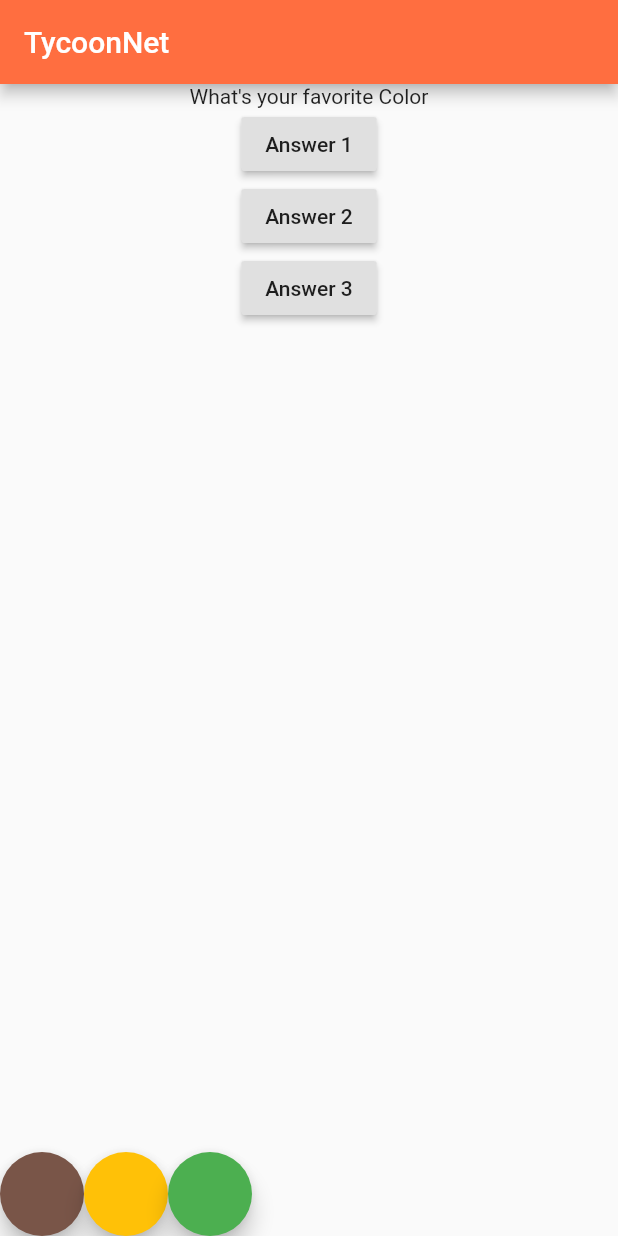
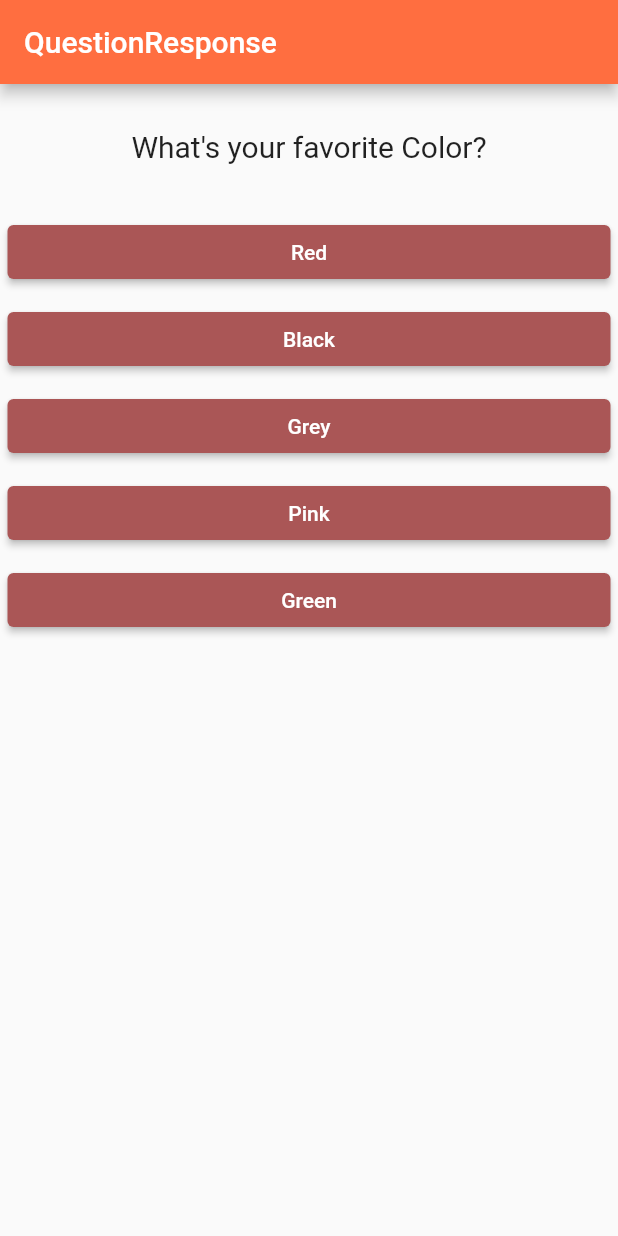
Before and after one commit to Kaferas/FlutterIntro, a Flutter app: the screen it shows after launch, on a phone screen of 412 x 824 dp. Run offline on Flutter 3.47's test engine with Material 2 defaults, Android fonts, the light colour scheme and no system bars.

Commit message:
divide into widget logic and passing data from parent to child widget

```diff
--- /dev/null
+++ b/lib/answer.dart
@@ -0,0 +1,32 @@
+import 'package:flutter/src/foundation/key.dart';
+import 'package:flutter/src/widgets/framework.dart';
+import "package:flutter/material.dart";
+
+class Answer extends StatelessWidget {
+  // const Answer({Key? key}) : super(key: key);
+  final Function selectHandler;
+  final String answerText;
+
+  Answer(this.selectHandler, this.answerText);
+
+  @override
+  Widget build(BuildContext context) {
+    return Container(
+      width: double.infinity,
+      margin: EdgeInsets.all(5),
+      child: ElevatedButton(
+        child: Text(answerText),
+        style: ButtonStyle(
+          foregroundColor: MaterialStateProperty.all(
+            Colors.white,
+          ),
+          backgroundColor:
+              MaterialStateProperty.all(Color.fromARGB(255, 170, 86, 86)),
+        ),
+        onPressed: () {
+          selectHandler;
+        },
+      ),
+    );
+  }
+}
--- a/lib/main.dart
+++ b/lib/main.dart
@@ -1,4 +1,6 @@
 import "package:flutter/material.dart";
+import "./question.dart";
+import "./answer.dart";
 
 void main() {
   runApp(MyApp());
@@ -10,47 +12,53 @@ class MyApp extends StatefulWidget {
 }
 
 class _MyAppState extends State<MyApp> {
-  var questionIndex = 0;
-
-  void answerQuestion() {
+  final questions = const [
+    {
+      'questionText': "What's your favorite Color?",
+      'answers': ["Red", "Black", "Grey", "Pink", "Green"]
+    },
+    {
+      'questionText': "What's your favorite Animal?",
+      'answers': ["Rabbit", "Snake", "Lion", "Cat", "Dog"]
+    },
+    {
+      'questionText': "What's your favorite Instructor?",
+      'answers': ["DG seller", "Pipeline", "Martin", "Kaferas", "Chriss"]
+    }
+  ];
+  var _questionIndex = 0;
+  void _answerQuestion() {
     setState(() {
-      questionIndex++;
+      _questionIndex = _questionIndex++;
     });
-    print(questionIndex);
+    print(_questionIndex);
+    if (_questionIndex < questions.length) {
+      print("We have more questions just wait");
+    }
   }
 
   @override
   Widget build(BuildContext context) {
-    var questions = [
-      "What's your favorite Color",
-      "What's your favorite Fruit",
-      "What's your favorite Animal",
-    ];
     return MaterialApp(
       home: Scaffold(
         appBar: AppBar(
           backgroundColor: Colors.deepOrangeAccent,
-        title: Text("TycoonNet"),
+          title: Text("QuestionResponse"),
         ),
         body: Center(
           child: Column(
             children: [
-            Text(questions[questionIndex]),
-            RaisedButton(child: Text('Answer 1'), onPressed: answerQuestion),
-            RaisedButton(child: Text('Answer 2'), onPressed: answerQuestion),
-            RaisedButton(child: Text('Answer 3'), onPressed: answerQuestion),
+              Question(
+                questionText: questions[_questionIndex]['questionText'],
+              ),
+              ...(questions[_questionIndex]['answers'] as List<String>)
+                  .map((answer) {
+                return Answer(_answerQuestion, answer);
+              }).toList()
             ],
           ),
         ),
-      bottomNavigationBar: Row(children: [
-        FloatingActionButton(
-            onPressed: () => {print("There is something Choosen")},
-            backgroundColor: Colors.brown),
-        FloatingActionButton(
-            onPressed: () => {}, backgroundColor: Colors.amber),
-        FloatingActionButton(
-            onPressed: () => {}, backgroundColor: Colors.green),
-      ]),
-    ));
+      ),
+    );
   }
 }
--- /dev/null
+++ b/lib/question.dart
@@ -0,0 +1,21 @@
+import "package:flutter/material.dart";
+
+class Question extends StatelessWidget {
+  // const Question({Key? key}) : super(key: key);
+  var questionText;
+
+  Question({this.questionText});
+
+  @override
+  Widget build(BuildContext context) {
+    return Container(
+      width: double.infinity,
+      margin: EdgeInsets.all(30),
+      child: Text(
+        questionText,
+        style: TextStyle(fontSize: 20),
+        textAlign: TextAlign.center,
+      ),
+    );
+  }
+}
```
Lines whose indentation alone changed are shown as unchanged.
